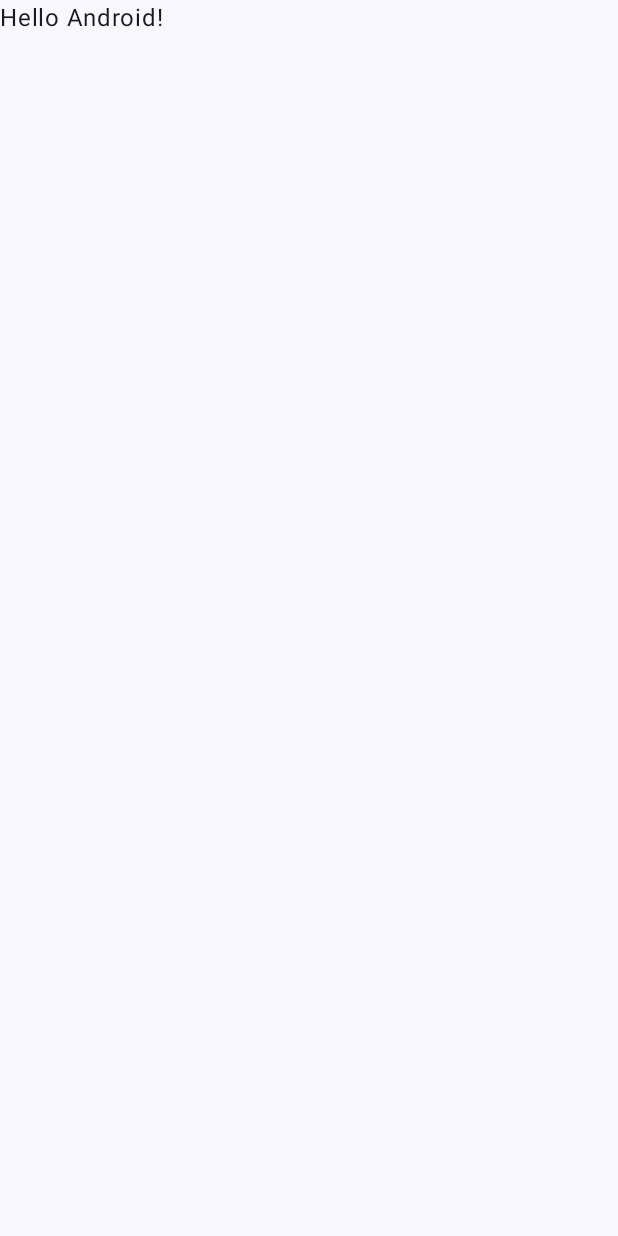
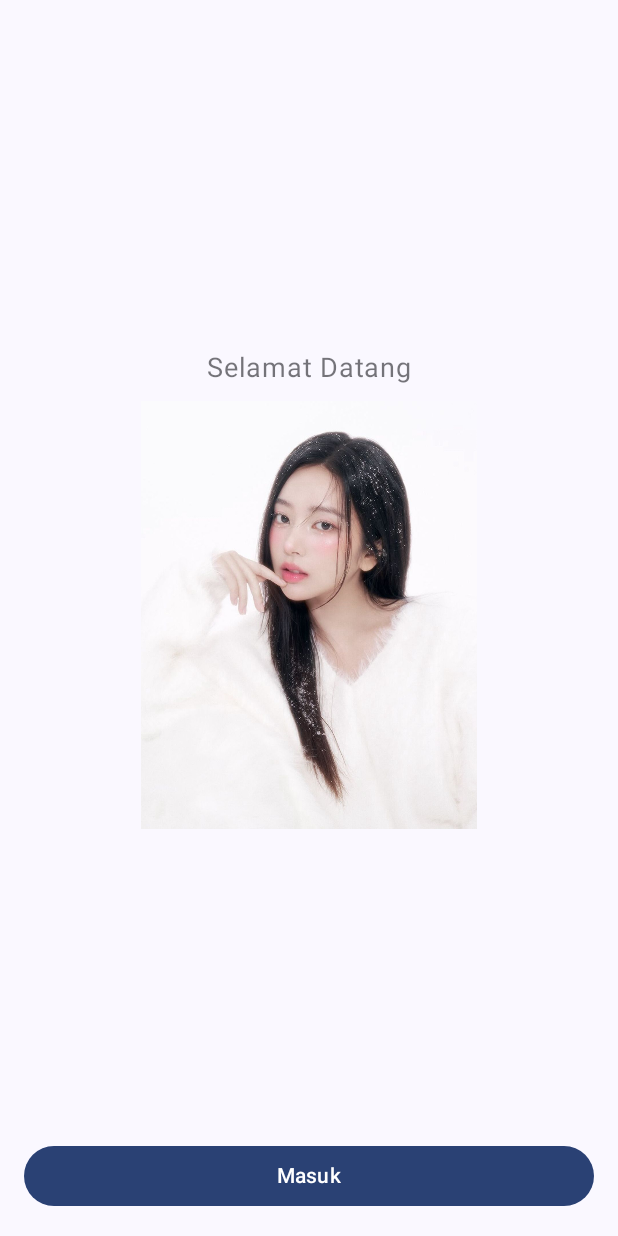
Before and after one commit to galang48/QuestNavigasTugas_176, an Android app built with Jetpack Compose: the screen it shows after launch (MainActivity), on a phone screen of 412 x 824 dp. Before the commit the screen is almost empty. Run offline under Robolectric (Android 15) with nearby library versions, the phone set to English and light mode, and no system bars.

Commit message:
Menyiapkan MainActivity dengan Edge-to-Edge dan memuat DataApp dalam theme

```diff
--- a/app/src/main/java/com/example/inputnavigasi/MainActivity.kt
+++ b/app/src/main/java/com/example/inputnavigasi/MainActivity.kt
@@ -25,7 +25,7 @@ class MainActivity : ComponentActivity() {
                         modifier = Modifier.fillMaxSize(),
                         color = MaterialTheme.colorScheme.background
                     ) {
-                        Greeting("Android")
+                        DataApp()
                     }
                 }
             }
```
